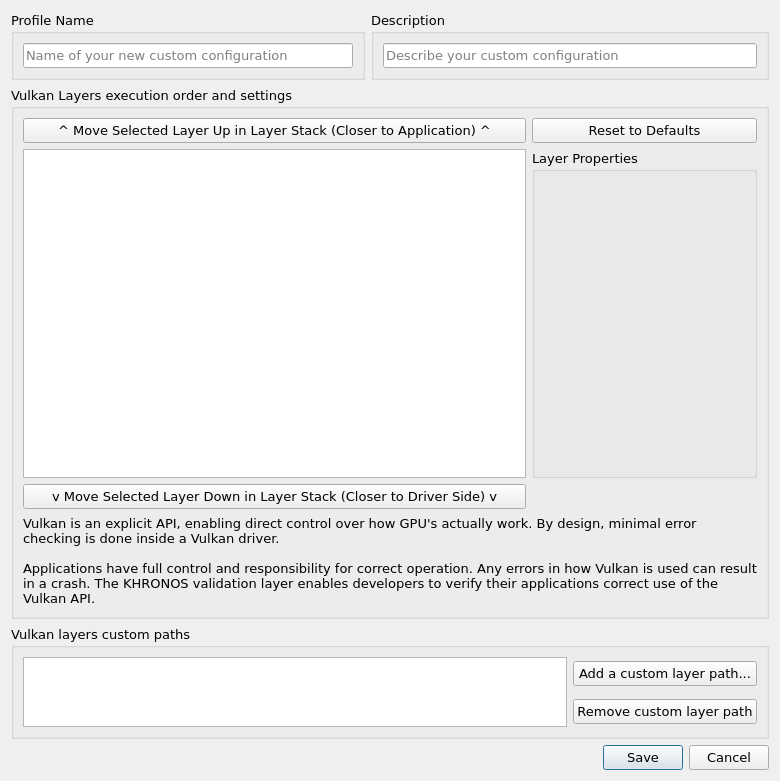
The window that vkconfig/dlgprofileeditor.ui (LunarG/VulkanTools) describes before a commit, drawn with Qt 5.
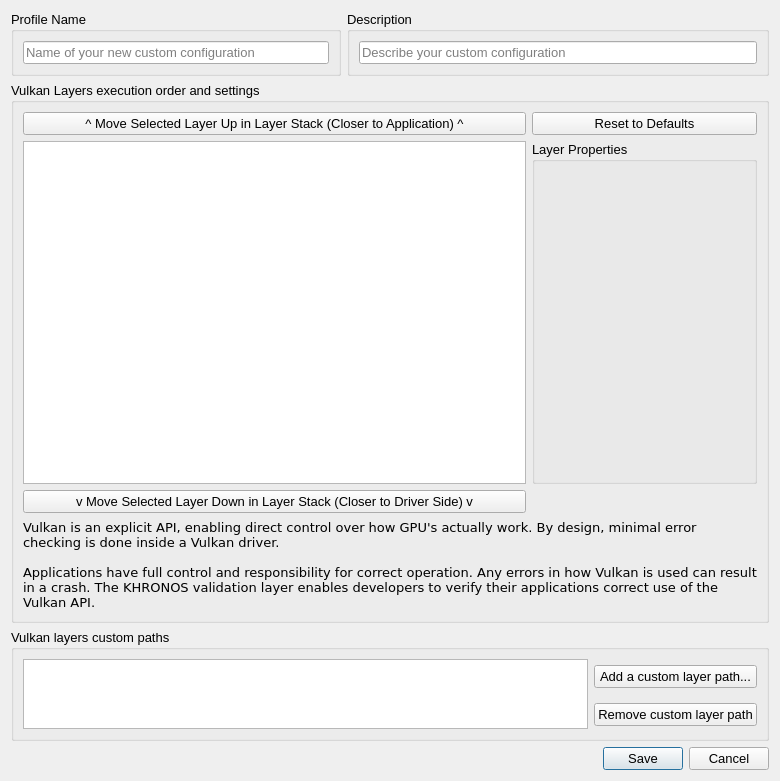
The same window after the commit.

What changed in the file:
```diff
--- a/vkconfig/dlgprofileeditor.ui
+++ b/vkconfig/dlgprofileeditor.ui
@@ -24,7 +24,7 @@
   </property>
   <property name="font">
    <font>
-    <family>Verdana</family>
+    <family>Arial</family>
     <pointsize>10</pointsize>
    </font>
   </property>
```
